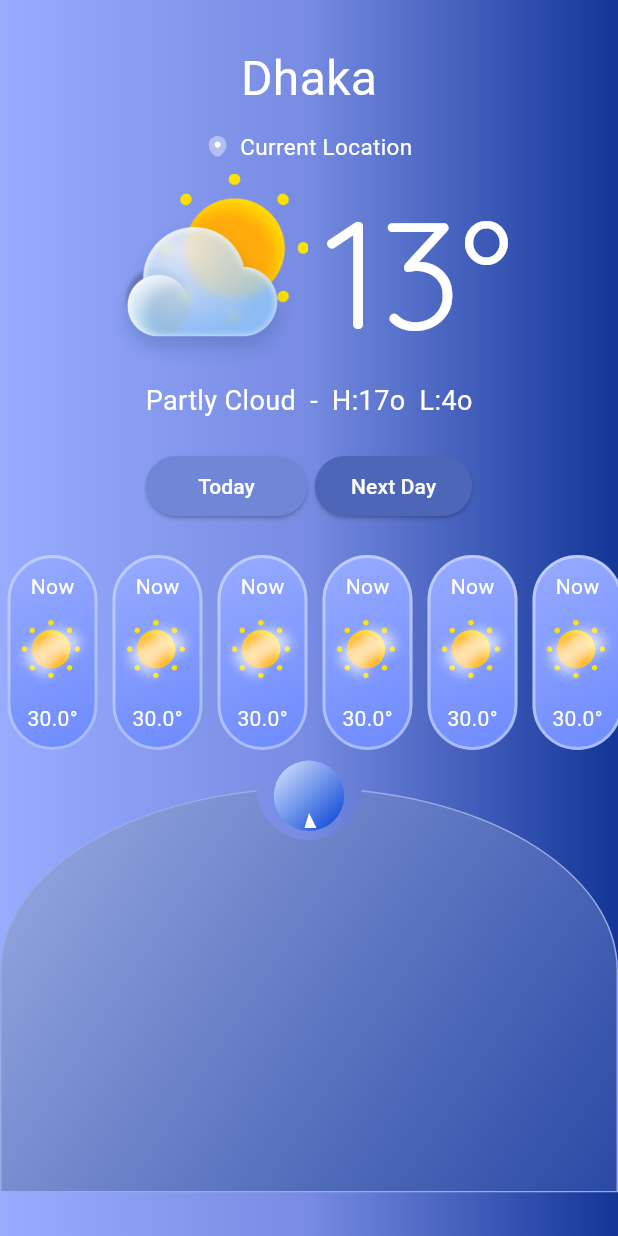
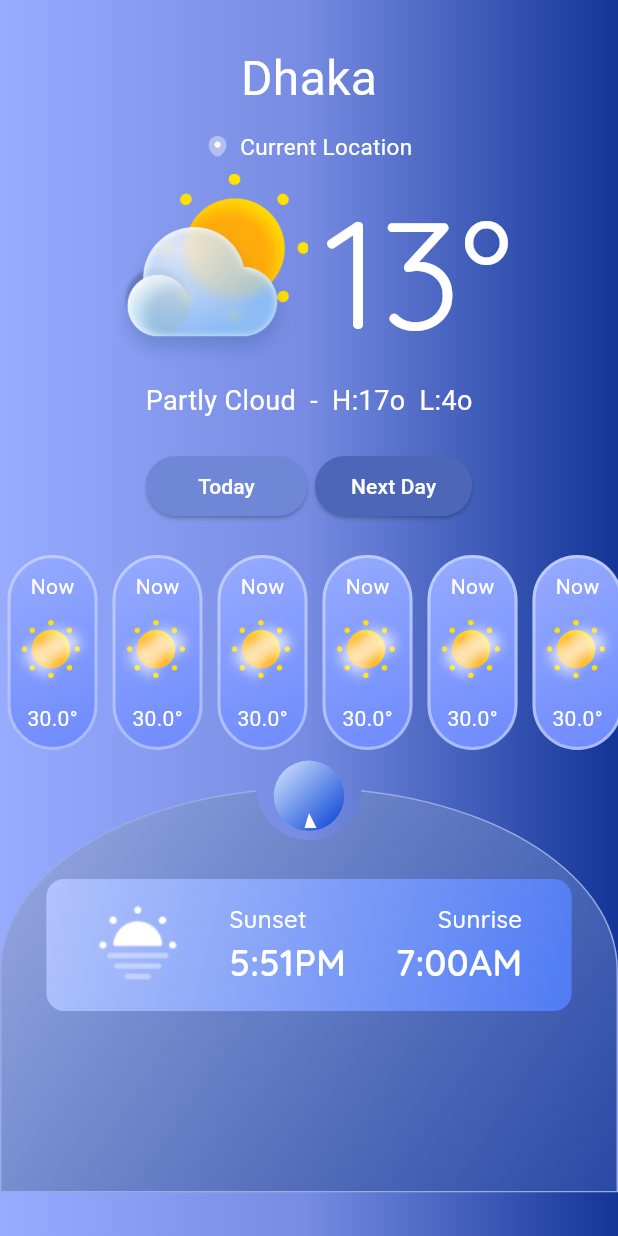
Before and after one commit to dv-mahbub/weather_demo, a Flutter app: the screen it shows after launch, on a phone screen of 412 x 824 dp. Run offline on Flutter 3.47's test engine with Material 3 defaults, Android fonts, the phone set to English and light mode, and no system bars; our stand-ins replace flutter_map, flutter_svg, gap, geolocator, google_fonts, latlong2 and 1 more; missing offline and left inert: stylish_text.

Commit message:
until sunset ui

```diff
--- a/lib/components/constants/images.dart
+++ b/lib/components/constants/images.dart
@@ -6,4 +6,6 @@ class AppImages {
   static String partlyDayStrom = '$imageFolder/partly_day_storm.png';
   static String rainy = '$imageFolder/rainy.png';
   static String slightTouchHappyDay = '$imageFolder/slight_touch_happy_day.png';
+  static String sun = '$imageFolder/sun.png';
+  static String sunset = '$imageFolder/sunset.png';
 }
--- a/lib/views/homepage/homepage.dart
+++ b/lib/views/homepage/homepage.dart
@@ -3,7 +3,7 @@ import 'package:flutter_svg/flutter_svg.dart';
 import 'package:gap/gap.dart';
 import 'package:google_fonts/google_fonts.dart';
 import 'package:weather_demo/components/constants/images.dart';
-import 'package:weather_demo/views/homepage/circularNotchClipper.dart';
+import 'package:weather_demo/views/homepage/circular_notch_clipper.dart';
 import 'package:weather_demo/views/homepage/triangle.dart';
 
 class Homepage extends StatefulWidget {
@@ -57,49 +57,6 @@ class _HomepageState extends State<Homepage> {
             ),
           ),
         ),
-      ),
-    );
-  }
-
-  Widget bottomPart() {
-    return Padding(
-      padding: const EdgeInsets.only(top: 5),
-      child: Stack(
-        children: [
-          Padding(
-            padding: const EdgeInsets.only(top: 18.0),
-            child: ClipPath(
-              clipper: CircularNotchedClipper(),
-              child: Container(
-                height: 270.0,
-                decoration: BoxDecoration(
-                  gradient: const LinearGradient(
-                    colors: [
-                      Color(0xff9AABE3),
-                      Color(0xff2949A4),
-                    ],
-                    begin: Alignment.topLeft,
-                    end: Alignment.bottomRight,
-                  ),
-                  border: Border.all(
-                    color: const Color(0xff9AABE3),
-                  ),
-                  borderRadius: const BorderRadius.vertical(
-                    top: Radius.elliptical(220, 130),
-                  ),
-                ),
-              ),
-            ),
-          ),
-          Positioned(
-            top: 0,
-            left: 0,
-            right: 0,
-            child: Align(
-              child: circularContainer(),
-            ),
-          )
-        ],
       ),
     );
   }
@@ -168,7 +125,6 @@ class _HomepageState extends State<Homepage> {
                   });
                 }
               },
-              child: const Text('Today'),
               style: ButtonStyle(
                 padding: const WidgetStatePropertyAll(
                     EdgeInsets.symmetric(horizontal: 35)),
@@ -177,6 +133,7 @@ class _HomepageState extends State<Homepage> {
                     : const WidgetStatePropertyAll(Color(0xff4D66B8)),
                 foregroundColor: const WidgetStatePropertyAll(Colors.white),
               ),
+              child: const Text('Today'),
             ),
             const Gap(5),
             ElevatedButton(
@@ -187,13 +144,13 @@ class _HomepageState extends State<Homepage> {
                   });
                 }
               },
-              child: const Text('Next Day'),
               style: ButtonStyle(
                 backgroundColor: !isTodaySelected
                     ? const WidgetStatePropertyAll(Color(0xff7087D8))
                     : const WidgetStatePropertyAll(Color(0xff4D66B8)),
                 foregroundColor: const WidgetStatePropertyAll(Colors.white),
               ),
+              child: const Text('Next Day'),
             ),
           ],
         ),
@@ -281,6 +238,56 @@ class _HomepageState extends State<Homepage> {
     );
   }
 
+  Widget bottomPart() {
+    return Padding(
+      padding: const EdgeInsets.only(top: 5),
+      child: Stack(
+        children: [
+          Padding(
+            padding: const EdgeInsets.only(top: 18.0),
+            child: ClipPath(
+              clipper: CircularNotchedClipper(),
+              child: Container(
+                height: 270.0,
+                width: double.infinity,
+                decoration: BoxDecoration(
+                  gradient: const LinearGradient(
+                    colors: [
+                      Color(0xff9AABE3),
+                      Color(0xff2949A4),
+                    ],
+                    begin: Alignment.topLeft,
+                    end: Alignment.bottomRight,
+                  ),
+                  border: Border.all(
+                    color: const Color(0xff9AABE3),
+                  ),
+                  borderRadius: const BorderRadius.vertical(
+                    top: Radius.elliptical(220, 130),
+                  ),
+                ),
+                child: Column(
+                  children: [
+                    const Gap(60),
+                    sunsetSunriseContainer(),
+                  ],
+                ),
+              ),
+            ),
+          ),
+          Positioned(
+            top: 0,
+            left: 0,
+            right: 0,
+            child: Align(
+              child: circularContainer(),
+            ),
+          )
+        ],
+      ),
+    );
+  }
+
   Widget circularContainer() {
     return Container(
       padding: const EdgeInsets.all(2),
@@ -304,4 +311,75 @@ class _HomepageState extends State<Homepage> {
       ),
     );
   }
+
+  Widget sunsetSunriseContainer() {
+    double screenWidth = MediaQuery.of(context).size.width;
+    return Container(
+      width: screenWidth * .85,
+      height: 88,
+      alignment: Alignment.centerLeft,
+      decoration: BoxDecoration(
+        borderRadius: BorderRadius.circular(12),
+        gradient: const LinearGradient(
+          colors: [
+            Color.fromARGB(255, 177, 195, 252),
+            Color.fromARGB(255, 80, 123, 243),
+          ],
+          begin: Alignment.topLeft,
+          end: Alignment.bottomRight,
+        ),
+      ),
+      child: Row(
+        crossAxisAlignment: CrossAxisAlignment.center,
+        mainAxisAlignment: MainAxisAlignment.spaceEvenly,
+        children: [
+          Image.asset(
+            AppImages.sunset,
+            width: 56,
+          ),
+          textColumn(
+            title: 'Sunset',
+            info: '5:51PM',
+          ),
+          textColumn(
+            title: 'Sunrise',
+            info: '7:00AM',
+            align: CrossAxisAlignment.end,
+          ),
+        ],
+      ),
+    );
+  }
+
+  Widget textColumn(
+      {required String title,
+      required String info,
+      CrossAxisAlignment? align}) {
+    return Column(
+      mainAxisAlignment: MainAxisAlignment.center,
+      crossAxisAlignment: align ?? CrossAxisAlignment.start,
+      children: [
+        Text(
+          title,
+          style: GoogleFonts.quicksand(
+            textStyle: const TextStyle(
+              color: Colors.white,
+              fontSize: 16,
+              fontWeight: FontWeight.w500,
+            ),
+          ),
+        ),
+        Text(
+          info,
+          style: GoogleFonts.quicksand(
+            textStyle: const TextStyle(
+              color: Colors.white,
+              fontSize: 24,
+              fontWeight: FontWeight.w600,
+            ),
+          ),
+        ),
+      ],
+    );
+  }
 }
```
Also changed, not shown: assets/images/sun.png (added), assets/images/sunset.png (added), lib/views/homepage/circular_notch_clipper.dart (renamed from lib/views/homepage/circularNotchClipper.dart).
